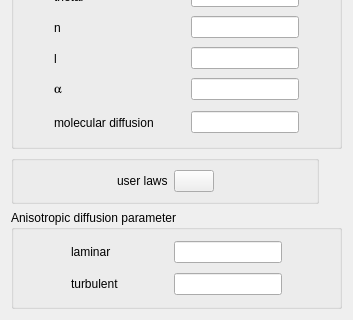
Qt form gui/Pages/DarcyLawForm.ui (code-saturne/code_saturne) before a commit; both pictures show x 0 to 353 and y 307 to 627 of the 353 by 627 pixel window.
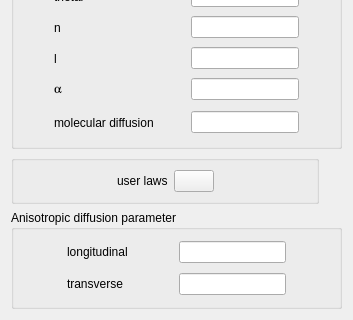
The same form after that commit. Icons and pictures are not drawn.

Commit message: replace laminar turbulent by longitudinal transverse for darcy laws

```diff
--- a/gui/Pages/DarcyLawForm.ui
+++ b/gui/Pages/DarcyLawForm.ui
@@ -7,7 +7,7 @@
     <x>0</x>
     <y>0</y>
     <width>353</width>
-    <height>602</height>
+    <height>608</height>
    </rect>
   </property>
   <property name="windowTitle">
@@ -367,7 +367,7 @@
       <item row="0" column="1">
        <widget class="QLabel" name="labelLaminar">
         <property name="text">
-         <string>laminar</string>
+         <string>longitudinal</string>
         </property>
        </widget>
       </item>
@@ -403,7 +403,7 @@
       <item row="1" column="1">
        <widget class="QLabel" name="labelTurbulent">
         <property name="text">
-         <string>turbulent</string>
+         <string>transverse</string>
         </property>
        </widget>
       </item>
```
Left out of the diff: 8 changed lines with no effect on the pictures. The commit also changes 3 other files.
